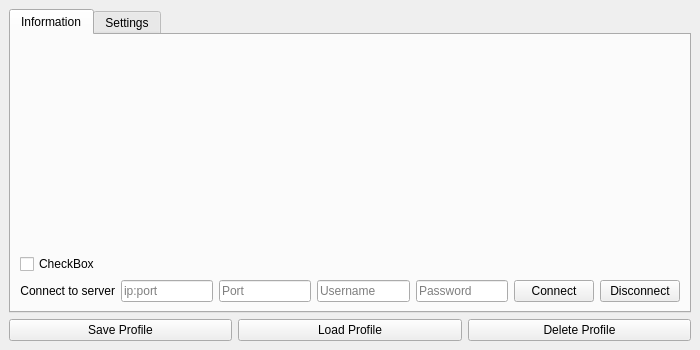
alessacher/htl-tk-chat, file frontend/ui_files/settingswindow.ui: the form before one commit.
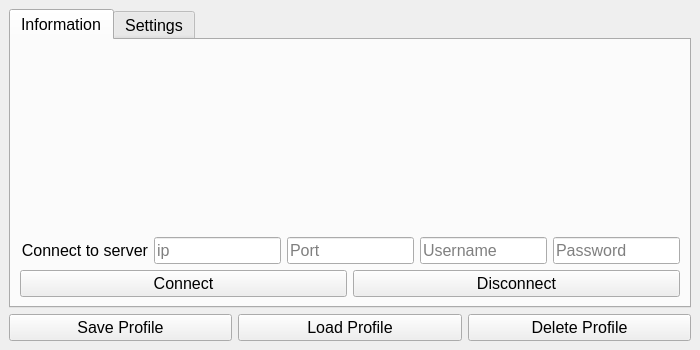
The form after the commit.

The edit to the form file:
```diff
--- a/frontend/ui_files/settingswindow.ui
+++ b/frontend/ui_files/settingswindow.ui
@@ -10,6 +10,11 @@
     <height>350</height>
    </rect>
   </property>
+  <property name="font">
+   <font>
+    <pointsize>12</pointsize>
+   </font>
+  </property>
   <property name="windowTitle">
    <string>Settings</string>
   </property>
@@ -66,15 +71,20 @@
        </attribute>
        <layout class="QGridLayout" name="gridLayout_2">
         <item row="1" column="0">
-         <layout class="QHBoxLayout" name="horizontalLayout">
-          <item>
-           <widget class="QCheckBox" name="checkBox_2">
-            <property name="text">
-             <string>CheckBox</string>
-            </property>
-           </widget>
-          </item>
-         </layout>
+         <layout class="QHBoxLayout" name="horizontalLayout"/>
+        </item>
+        <item row="0" column="0">
+         <spacer name="verticalSpacer">
+          <property name="orientation">
+           <enum>Qt::Vertical</enum>
+          </property>
+          <property name="sizeHint" stdset="0">
+           <size>
+            <width>20</width>
+            <height>40</height>
+           </size>
+          </property>
+         </spacer>
         </item>
         <item row="5" column="0">
          <layout class="QHBoxLayout" name="AuthLayout">
@@ -109,7 +119,7 @@
              <bool>false</bool>
             </property>
             <property name="placeholderText">
-             <string>ip:port</string>
+             <string>ip</string>
             </property>
            </widget>
           </item>
@@ -149,6 +159,13 @@
             </property>
            </widget>
           </item>
+         </layout>
+        </item>
+        <item row="6" column="0">
+         <layout class="QHBoxLayout" name="horizontalLayout_3">
+          <property name="topMargin">
+           <number>0</number>
+          </property>
           <item>
            <widget class="QPushButton" name="ButtonStartConnection">
             <property name="cursor">
```
Left out of the diff: 13 changed lines with no effect on the pictures.
